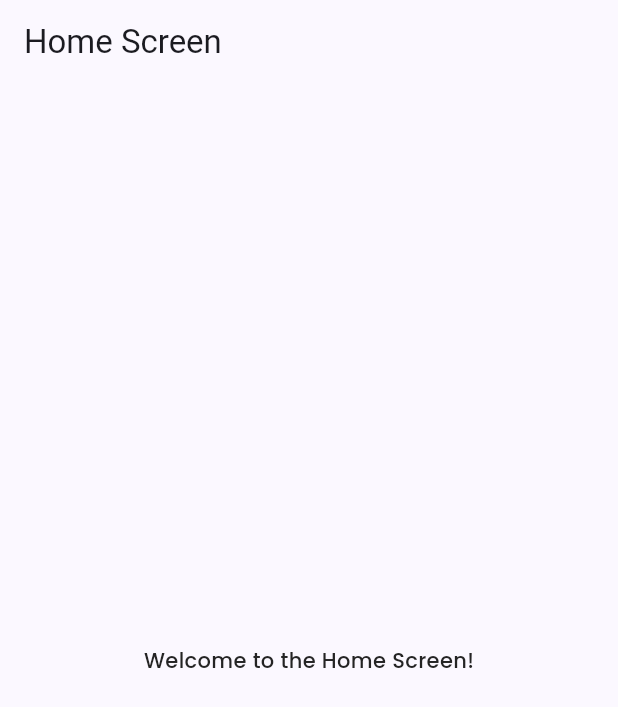
After one commit to yoga220802/news_hive, a Flutter app: the HomeScreen screen opened directly, on a phone screen of 412 x 824 dp. The commit adds this screen. Shown: the top 707 px of the screen. Run offline on Flutter 3.47's test engine with Material 3 defaults, Android fonts, the phone set to English and light mode, and no system bars; our stand-ins replace flutter_screenutil, google_fonts, smooth_page_indicator.

Commit message:
feat(navigation): add HomeScreen and navigate to it after login and registration

```diff
--- /dev/null
+++ b/lib/view/home_screen.dart
@@ -0,0 +1,28 @@
+import 'package:flutter/material.dart';
+import 'package:news_hive/utils/helper.dart';
+
+class HomeScreen extends StatefulWidget {
+  const HomeScreen({super.key});
+
+  @override
+  State<HomeScreen> createState() => _HomeScreenState();
+}
+
+class _HomeScreenState extends State<HomeScreen> {
+  @override
+  Widget build(BuildContext context) {
+    return Scaffold(
+      appBar: AppBar(title: const Text('Home Screen')),
+      body: Center(
+        child: Text(
+          'Welcome to the Home Screen!',
+          style: poppinsStyle(
+            fontSize: tsSubtitle2,
+            fontWeight: fRegular,
+            color: cBlack,
+          ),
+        ),
+      ),
+    );
+  }
+}
```
Also changed, not shown: lib/view/login_screen.dart (+9 -0 lines), lib/view/register_screen.dart (+7 -1 lines).
